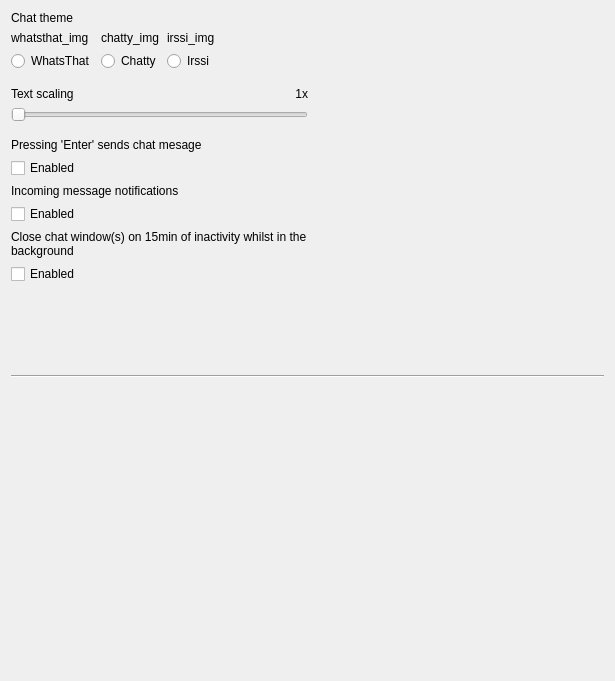
First picture: the form in src/settings.ui, repository maemo-leste/conversations, before the edit.
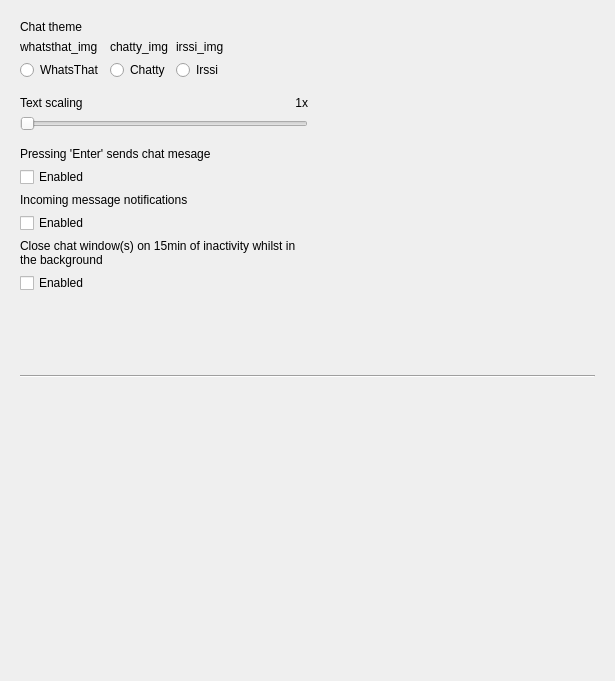
Second picture: the form after the edit. Icons and pictures are not drawn.

Commit message: Message compose window WIP

The edit to the form file:
```diff
--- a/src/settings.ui
+++ b/src/settings.ui
@@ -26,16 +26,16 @@
   <widget class="QWidget" name="centralWidget">
    <layout class="QVBoxLayout" name="verticalLayout_6">
     <property name="leftMargin">
-     <number>0</number>
+     <number>9</number>
     </property>
     <property name="topMargin">
-     <number>0</number>
+     <number>9</number>
     </property>
     <property name="rightMargin">
-     <number>0</number>
+     <number>9</number>
     </property>
     <property name="bottomMargin">
-     <number>0</number>
+     <number>9</number>
     </property>
     <item>
      <widget class="QScrollArea" name="scrollArea">
@@ -59,8 +59,8 @@
         <rect>
          <x>0</x>
          <y>0</y>
-         <width>615</width>
-         <height>681</height>
+         <width>597</width>
+         <height>663</height>
         </rect>
        </property>
        <layout class="QVBoxLayout" name="verticalLayout_5">
```
The commit also changes 6 other files.
